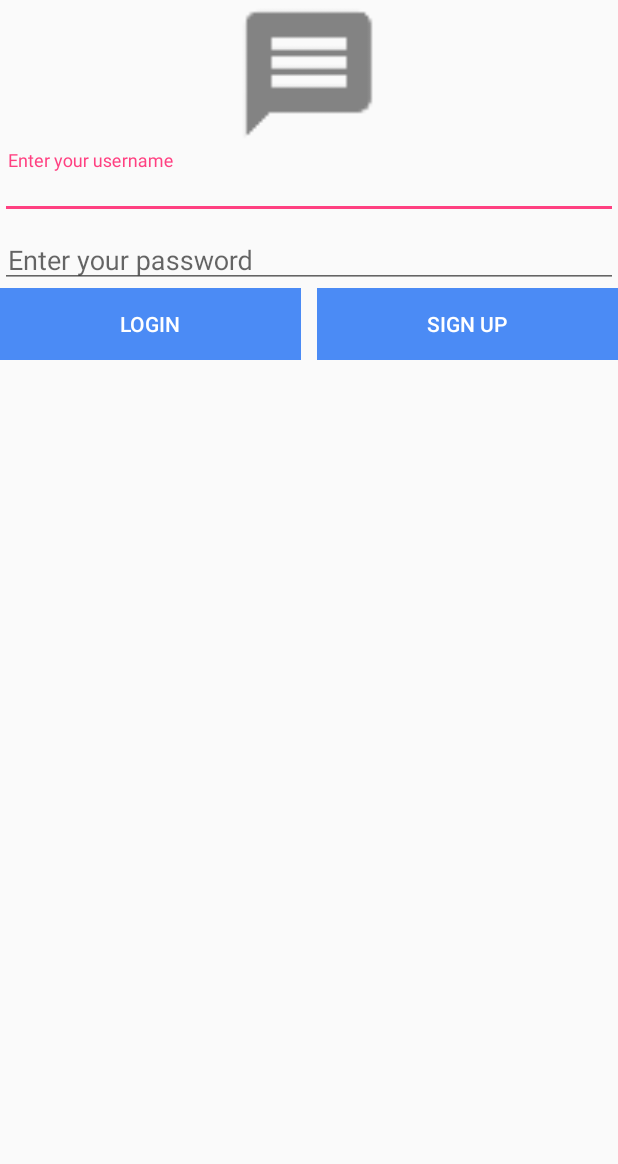
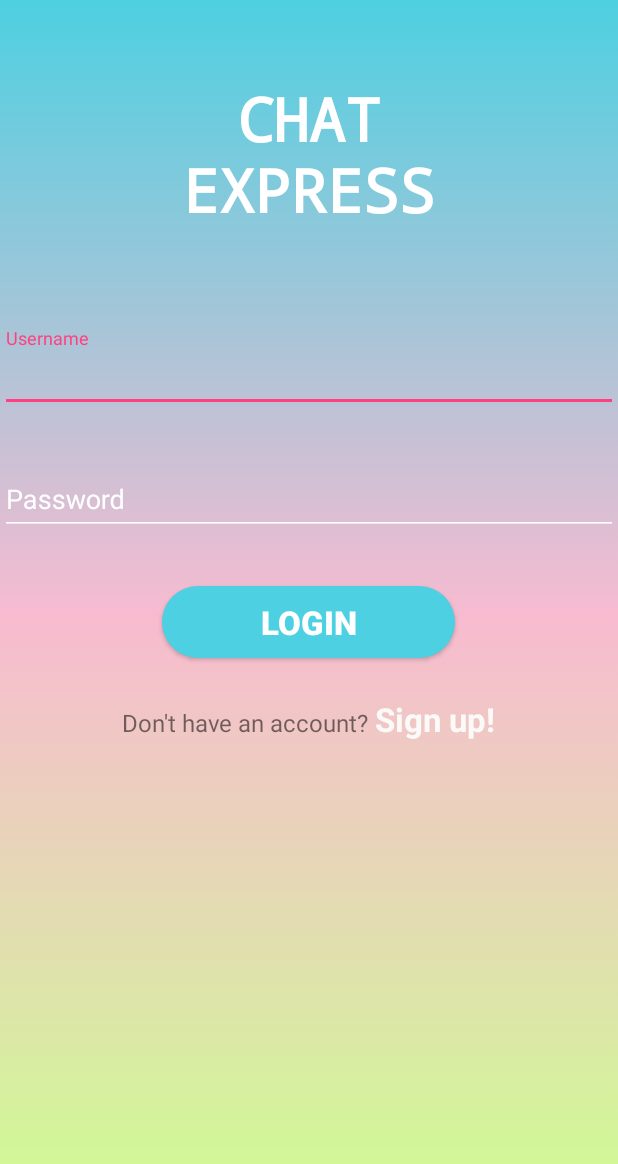
Before and after one commit to JatinPruthi/android-app-chatExpress, an Android app: the screen it shows after launch (MainActivity), on a phone screen of 412 x 824 dp. Shown: the top 1164 px of the screen. Run offline under Robolectric (Android 15) with nearby library versions, the phone set to English and light mode, and no system bars; our stand-ins replace sdp/ssp sizes; libraries missing offline, so code that uses them is left out: com.quickblox.auth, com.quickblox.core, com.quickblox.users, es.dmoral.toasty; 2 statements that could not run were skipped.

Commit message:
Changed login and signup UI

```diff
--- a/app/src/main/java/projects/jatin/chatexpress/MainActivity.java
+++ b/app/src/main/java/projects/jatin/chatexpress/MainActivity.java
@@ -12,6 +12,7 @@ import android.support.v7.app.AppCompatActivity;
 import android.view.View;
 import android.widget.Button;
 import android.widget.EditText;
+import android.widget.TextView;
 import android.widget.Toast;
 
 import com.quickblox.auth.session.QBSettings;
@@ -34,7 +35,8 @@ public class MainActivity extends AppCompatActivity {
 
     SharedPref sharedPref;
 
-    Button btnLogin,btnSignup;
+    Button btnLogin;
+    TextView btnSignup;
     EditText edtUser,edtPassword;
 
     @Override
@@ -52,7 +54,7 @@ public class MainActivity extends AppCompatActivity {
         initializeFramework();
 
         btnLogin= (Button) findViewById(R.id.main_btnLogin);
-        btnSignup= (Button) findViewById(R.id.main_btnSignup);
+        btnSignup= (TextView) findViewById(R.id.main_btnSignup);
 
         edtUser= (EditText) findViewById(R.id.main_editLogin);
         edtPassword= (EditText) findViewById(R.id.main_editPassword);
--- a/app/src/main/java/projects/jatin/chatexpress/UserProfile.java
+++ b/app/src/main/java/projects/jatin/chatexpress/UserProfile.java
@@ -314,8 +314,10 @@ public class UserProfile extends AppCompatActivity {
                         Toasty.success(UserProfile.this, "Logout Successful", Toast.LENGTH_SHORT).show();
                         Intent intent= new Intent(UserProfile.this,MainActivity.class);
 //                        intent.addFlags(Intent.FLAG_ACTIVITY_CLEAR_TOP); //remove all previous activities
-                        intent.addFlags(Intent.FLAG_ACTIVITY_CLEAR_TOP | Intent.FLAG_ACTIVITY_NEW_TASK);
+                        intent.addFlags(Intent.FLAG_ACTIVITY_CLEAR_TOP);
+                        intent.addFlags(Intent.FLAG_ACTIVITY_NEW_TASK);
                         intent.addFlags(Intent.FLAG_ACTIVITY_NO_HISTORY);
+                        intent.addFlags(Intent.FLAG_ACTIVITY_CLEAR_TASK);
                         sharedPref.clear();
                         startActivity(intent);
                         finish();
--- /dev/null
+++ b/app/src/main/res/drawable/buttonshape.xml
@@ -0,0 +1,15 @@
+<?xml version="1.0" encoding="utf-8"?>
+<shape xmlns:android="http://schemas.android.com/apk/res/android" android:shape="rectangle" >
+    <corners
+        android:radius="100dp"
+        />
+    <solid
+        android:color="#4dd0e1"
+        />
+    <padding
+        android:left="0dp"
+        android:top="0dp"
+        android:right="0dp"
+        android:bottom="0dp"
+        />
+</shape>
--- /dev/null
+++ b/app/src/main/res/drawable/login_background.xml
@@ -0,0 +1,12 @@
+<?xml version="1.0" encoding="utf-8"?>
+<selector xmlns:android="http://schemas.android.com/apk/res/android">
+<item>
+    <shape>
+        <gradient
+            android:angle="90"
+            android:startColor="#ccff90"
+            android:centerColor="#f8bbd0"
+            android:endColor="#4dd0e1"/>
+    </shape>
+</item>
+</selector>
--- a/app/src/main/res/layout/activity_main.xml
+++ b/app/src/main/res/layout/activity_main.xml
@@ -4,18 +4,26 @@
     xmlns:app="http://schemas.android.com/apk/res-auto"
     xmlns:tools="http://schemas.android.com/tools"
     android:layout_width="match_parent"
+    android:background="@drawable/login_background"
     android:layout_height="match_parent"
     tools:context="projects.jatin.chatexpress.MainActivity">
 
 
-    <ImageView
+    <TextView
+        android:layout_marginTop="@dimen/_40sdp"
+        android:gravity="center"
+        android:textSize="40sp"
+        android:typeface="monospace"
+        android:textStyle="bold"
+        android:textColor="@color/white"
+        android:text="CHAT\nEXPRESS"
         android:id="@+id/image_message"
-        android:src="@drawable/ic_message"
         android:layout_centerHorizontal="true"
-        android:layout_width="100dp"
-        android:layout_height="100dp" />
+        android:layout_width="match_parent"
+        android:layout_height="wrap_content" />
 
     <LinearLayout
+        android:layout_marginTop="@dimen/_50sdp"
         android:orientation="vertical"
         android:id="@+id/group_login"
         android:layout_below="@+id/image_message"
@@ -24,57 +32,76 @@
 
         <android.support.design.widget.TextInputLayout
             android:layout_width="match_parent"
+            android:textColorHint="@color/white"
+            android:background="@android:color/transparent"
             android:layout_height="wrap_content">
             <EditText
+                android:imeOptions="actionNext"
                 android:id="@+id/main_editLogin"
-                android:hint="Enter your username"
-                android:padding="5dp"
+                android:hint="Username"
+                android:backgroundTint="@color/white"
+                android:textColor="@color/white"
+                android:textColorHint="@color/white"
                 android:layout_width="match_parent"
                 android:layout_height="wrap_content" />
         </android.support.design.widget.TextInputLayout>
 
         <android.support.design.widget.TextInputLayout
+            android:layout_marginTop="@dimen/_20sdp"
             android:layout_width="match_parent"
-            android:layout_height="wrap_content">
+            android:layout_height="wrap_content"
+            android:textColorHint="@color/white"
+            android:background="@android:color/transparent">
             <EditText
+                android:backgroundTint="@color/white"
+                android:imeOptions="actionGo"
+                android:textColor="@color/white"
                 android:id="@+id/main_editPassword"
-                android:hint="Enter your password"
+                android:hint="Password"
                 android:inputType="textPassword"
-                android:padding="5dp"
                 android:layout_width="match_parent"
                 android:layout_height="wrap_content" />
         </android.support.design.widget.TextInputLayout>
 
     </LinearLayout>
 
-    <LinearLayout
-        android:layout_below="@id/group_login"
-        android:orientation="horizontal"
-        android:weightSum="2"
-        android:layout_width="match_parent"
-        android:layout_height="wrap_content">
+
 
         <Button
+            android:textStyle="bold"
+            android:textSize="22sp"
+            android:layout_marginTop="34dp"
             android:id="@+id/main_btnLogin"
             android:text="Login"
-            android:background="@color/blue"
+            android:background="@drawable/buttonshape"
             android:textColor="@color/white"
-            android:layout_weight="1"
-            android:layout_marginRight="5dp"
-            android:layout_width="0dp"
+            android:layout_width="@dimen/_150sdp"
             android:layout_height="wrap_content"
-            style="@style/Base.Widget.AppCompat.Button.Borderless"/>
+            android:layout_below="@+id/group_login"
+            android:layout_centerHorizontal="true" />
 
-        <Button
-            android:id="@+id/main_btnSignup"
-            android:text="Sign up"
-            android:background="@color/blue"
-            android:textColor="@color/white"
-            android:layout_weight="1"
-            android:layout_marginLeft="5dp"
-            android:layout_width="0dp"
-            android:layout_height="wrap_content"
-            style="@style/Base.Widget.AppCompat.Button.Borderless"/>
+<LinearLayout
+    android:layout_marginTop="@dimen/_20sdp"
+    android:layout_centerHorizontal="true"
+    android:layout_below="@id/main_btnLogin"
+    android:layout_width="wrap_content"
+    android:layout_height="wrap_content">
 
-    </LinearLayout>
+    <TextView
+        android:textSize="16sp"
+        android:text="Don't have an account? "
+        android:layout_width="wrap_content"
+        android:layout_height="wrap_content" />
+    <TextView
+        android:textStyle="bold"
+        android:textSize="22sp"
+        android:id="@+id/main_btnSignup"
+        android:text="Sign up!"
+        android:textColor="#fafaf9"
+        android:layout_width="wrap_content"
+        android:layout_height="wrap_content"
+        />
+
+
+</LinearLayout>
 </RelativeLayout>
```
Also changed, not shown: app/src/main/res/layout/activity_sign_up.xml (+33 -29 lines).
